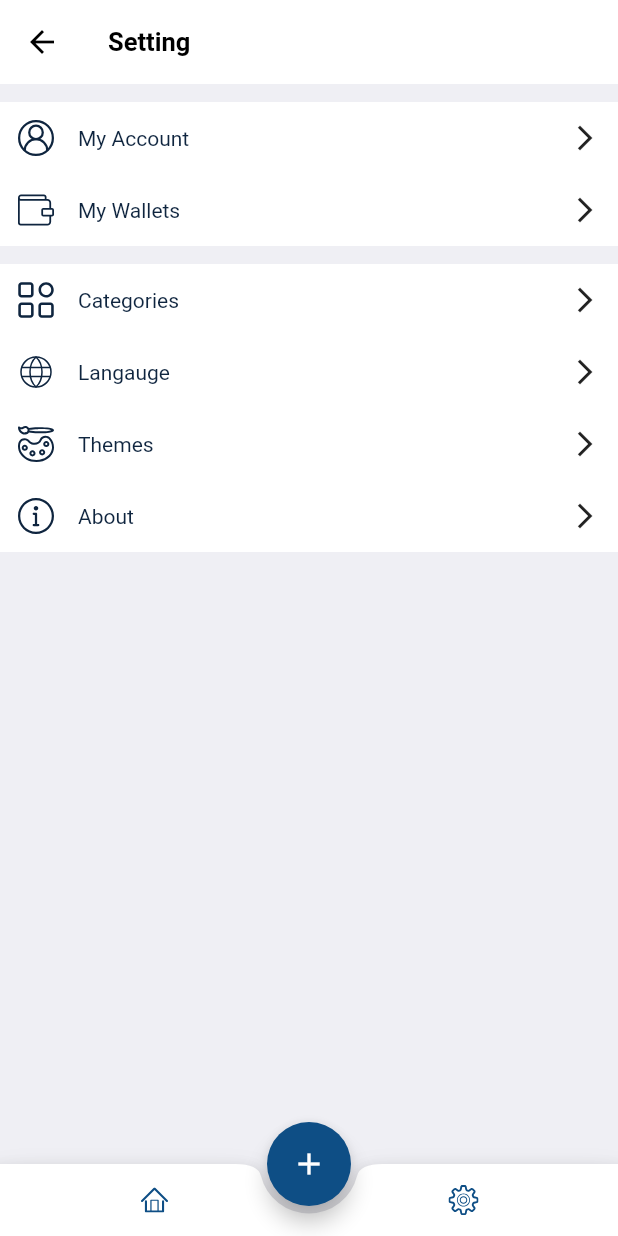
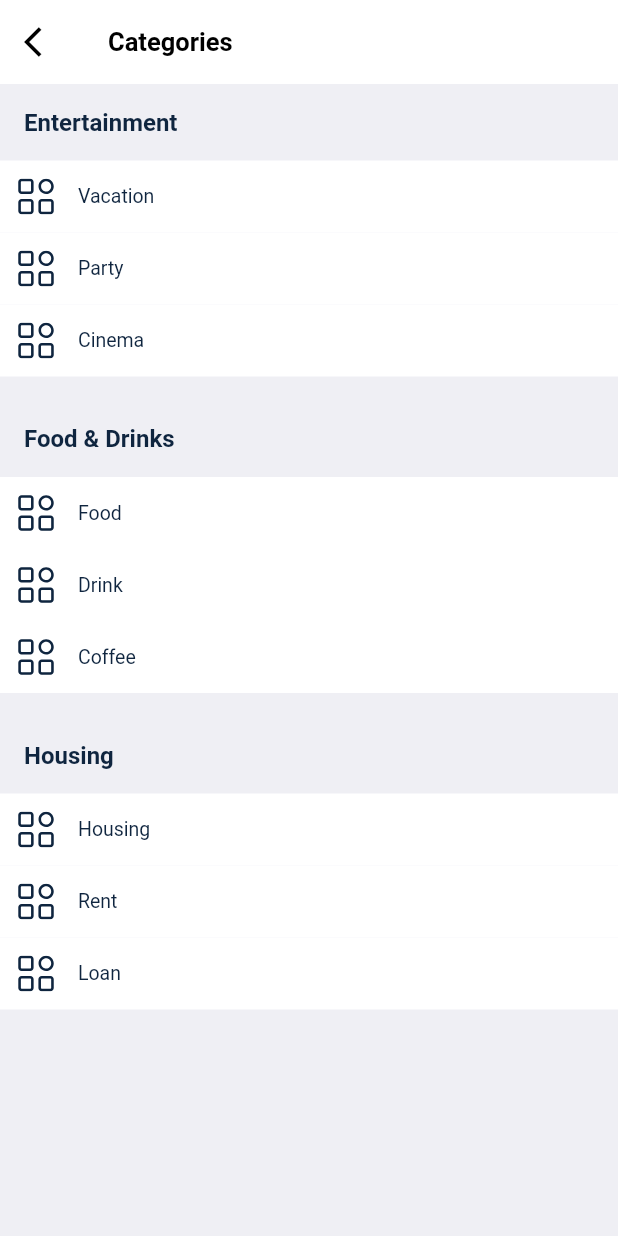
Before and after one commit to limphouychhay/expense-tracking-flutter, a Flutter app: the SettingScreen screen opened by its route, after a tap on "Categories", on a phone screen of 412 x 824 dp. Run offline on Flutter 3.47's test engine with Material 2 defaults, Android fonts, the light colour scheme and no system bars; our stand-ins replace auto_route, device_info_plus, dio, easy_localization, flutter_bloc, flutter_dotenv and 9 more; accounts and stored records are empty.

Commit message:
categories UI

```diff
--- a/lib/app_router/app_router.dart
+++ b/lib/app_router/app_router.dart
@@ -34,6 +34,7 @@ import 'package:expense_tracking/screens/screens.dart';
       children: [
         AutoRoute(name: 'MyAccountRouter', page: MyAccountScreen),
         AutoRoute(name: 'MyWalletsRouter', page: MyWalletsScreen),
+        AutoRoute(name: 'CategoriesRouter', page: CategoriesScreen),
       ],
     ),
   ],
--- a/lib/screens/screens.dart
+++ b/lib/screens/screens.dart
@@ -4,4 +4,5 @@ export 'home/home_screen.dart';
 export 'setting/setting_screen.dart';
 export 'setting/my_account/my_account_screen.dart';
 export 'setting/my_wallets/my_wallets_screen.dart';
+export 'setting/categories/categories_screen.dart';
 export 'sign_up/sign_up_screen.dart';
--- /dev/null
+++ b/lib/screens/setting/categories/categories_screen.dart
@@ -0,0 +1,129 @@
+import 'package:auto_route/auto_route.dart';
+import 'package:flutter/material.dart';
+import 'package:flutter_hooks/flutter_hooks.dart';
+
+import 'package:expense_tracking/screens/setting/categories/widgets/widget.dart';
+import 'package:expense_tracking/singleton/signleton.dart';
+
+class CategoriesScreen extends HookWidget {
+  const CategoriesScreen({Key? key}) : super(key: key);
+
+  @override
+  Widget build(BuildContext context) {
+    return Scaffold(
+      appBar: AppBar(
+        title: const Text('Categories'),
+        leading: IconButton(
+          icon: const Icon(Icons.arrow_back_ios),
+          onPressed: () {
+            context.navigateBack();
+          },
+        ),
+      ),
+      body: Column(
+        crossAxisAlignment: CrossAxisAlignment.start,
+        children: [
+          Padding(
+            padding: EdgeInsets.only(
+              top: Metrics.instance.large,
+              left: Metrics.instance.defaultPadding,
+            ),
+            child: Text(
+              'Entertainment',
+              style: TextStyle(
+                fontSize: Metrics.instance.large,
+                fontWeight: FontWeight.bold,
+              ),
+            ),
+          ),
+          Padding(
+            padding:
+                EdgeInsets.symmetric(vertical: Metrics.instance.defaultPadding),
+            child: Column(
+              children: const [
+                CategoriesItemWidget(
+                  iconName: 'categories',
+                  title: 'Vacation',
+                ),
+                CategoriesItemWidget(
+                  iconName: 'categories',
+                  title: 'Party',
+                ),
+                CategoriesItemWidget(
+                  iconName: 'categories',
+                  title: 'Cinema',
+                ),
+              ],
+            ),
+          ),
+          Padding(
+            padding: EdgeInsets.only(
+              top: Metrics.instance.large,
+              left: Metrics.instance.defaultPadding,
+            ),
+            child: Text(
+              'Food & Drinks',
+              style: TextStyle(
+                fontSize: Metrics.instance.large,
+                fontWeight: FontWeight.bold,
+              ),
+            ),
+          ),
+          Padding(
+            padding:
+                EdgeInsets.symmetric(vertical: Metrics.instance.defaultPadding),
+            child: Column(
+              children: const [
+                CategoriesItemWidget(
+                  iconName: 'categories',
+                  title: 'Food',
+                ),
+                CategoriesItemWidget(
+                  iconName: 'categories',
+                  title: 'Drink',
+                ),
+                CategoriesItemWidget(
+                  iconName: 'categories',
+                  title: 'Coffee',
+                ),
+              ],
+            ),
+          ),
+          Padding(
+            padding: EdgeInsets.only(
+              top: Metrics.instance.large,
+              left: Metrics.instance.defaultPadding,
+            ),
+            child: Text(
+              'Housing',
+              style: TextStyle(
+                fontSize: Metrics.instance.large,
+                fontWeight: FontWeight.bold,
+              ),
+            ),
+          ),
+          Padding(
+            padding:
+                EdgeInsets.symmetric(vertical: Metrics.instance.defaultPadding),
+            child: Column(
+              children: const [
+                CategoriesItemWidget(
+                  iconName: 'categories',
+                  title: 'Housing',
+                ),
+                CategoriesItemWidget(
+                  iconName: 'categories',
+                  title: 'Rent',
+                ),
+                CategoriesItemWidget(
+                  iconName: 'categories',
+                  title: 'Loan',
+                ),
+              ],
+            ),
+          ),
+        ],
+      ),
+    );
+  }
+}
--- /dev/null
+++ b/lib/screens/setting/categories/widgets/categories_item_widget.dart
@@ -0,0 +1,36 @@
+import 'package:flutter/material.dart';
+
+import 'package:expense_tracking/singleton/signleton.dart';
+import 'package:expense_tracking/themes/app_theme.dart';
+import 'package:expense_tracking/widgets/widgets.dart';
+
+class CategoriesItemWidget extends StatelessWidget {
+  const CategoriesItemWidget({
+    Key? key,
+    required this.iconName,
+    required this.title,
+  }) : super(key: key);
+
+  final String iconName;
+  final String title;
+
+  @override
+  Widget build(BuildContext context) {
+    return Container(
+      color: AppColors.white,
+      padding: EdgeInsets.all(Metrics.instance.medium),
+      child: Row(
+        children: [
+          SvgIconWidget(
+            'assets/svgs/$iconName.svg',
+            color: AppColors.darkBlue,
+          ),
+          Padding(
+            padding: EdgeInsets.only(left: Metrics.instance.large),
+            child: Text(title),
+          ),
+        ],
+      ),
+    );
+  }
+}
--- /dev/null
+++ b/lib/screens/setting/categories/widgets/widget.dart
@@ -0,0 +1 @@
+export 'categories_item_widget.dart';
--- a/lib/screens/setting/my_wallets/my_wallets_screen.dart
+++ b/lib/screens/setting/my_wallets/my_wallets_screen.dart
@@ -30,12 +30,12 @@ class MyWalletsScreen extends StatelessWidget {
             child: Column(
               children: const [
                 WalletItemWidget(
-                  iconName: 'wallet',
+                  iconName: 'currency',
                   title: 'USD Wallet',
                   value: 'USD',
                 ),
                 WalletItemWidget(
-                  iconName: 'wallet',
+                  iconName: 'currency',
                   title: 'KHR Wallet',
                   value: 'RIEL',
                 ),
--- a/lib/screens/setting/setting_screen.dart
+++ b/lib/screens/setting/setting_screen.dart
@@ -48,7 +48,15 @@ class SettingScreen extends StatelessWidget {
         RowButtonWidget(
           iconName: 'categories',
           title: 'Categories',
-          onTap: () {},
+          onTap: () {
+            context.navigateTo(
+              const SettingRoute(
+                children: [
+                  CategoriesRouter(),
+                ],
+              ),
+            );
+          },
         ),
         RowButtonWidget(
           iconName: 'langauge',
```
Also changed, not shown: assets/svgs/currency.svg (added), lib/app_router/app_router.gr.dart.
